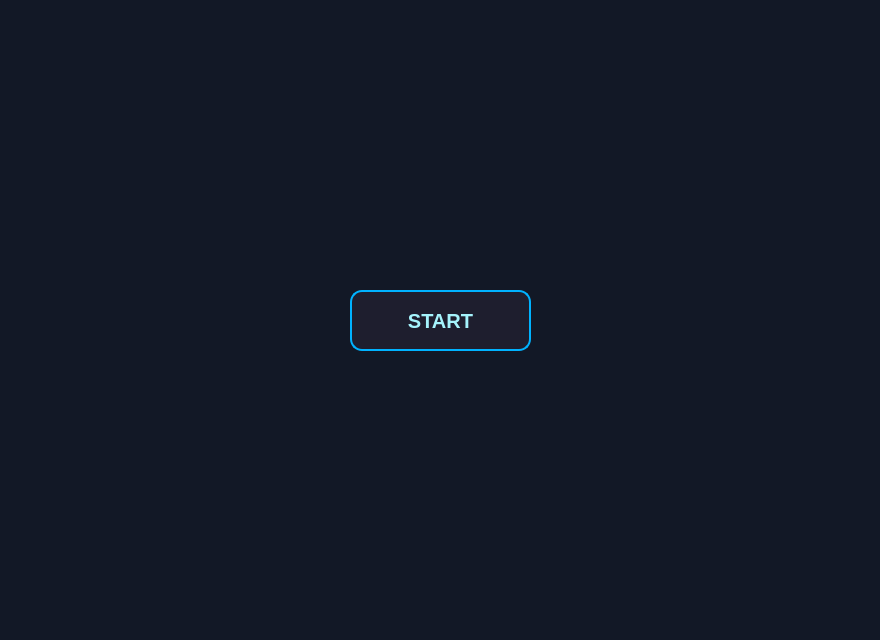
The window that bank-automat/mainwindow.ui (DeveMike/Software_Development_Application_Project) describes before a commit, drawn with Qt 5.
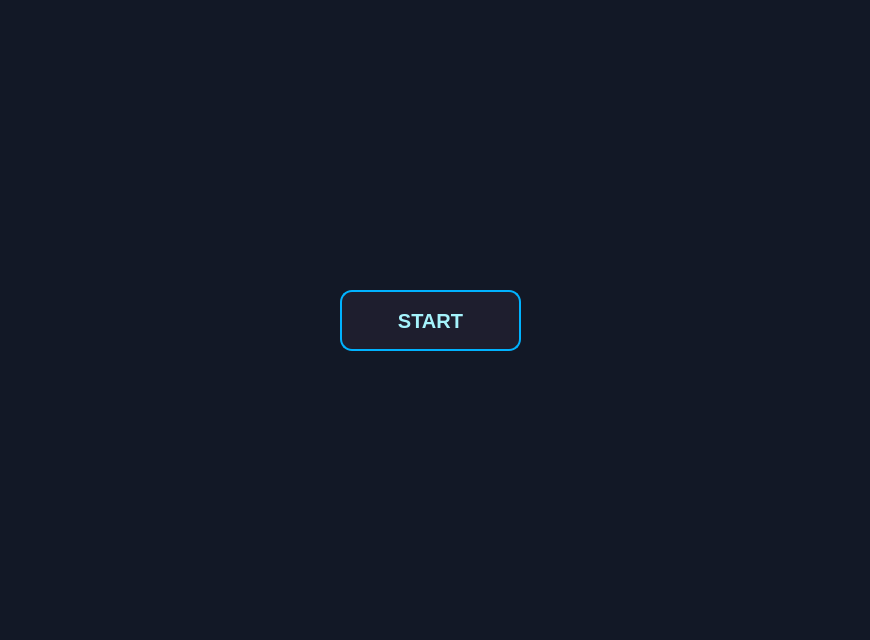
The same window after the commit.

Commit message: Add virtual keypad and improve UI design

Patch:
```diff
--- a/bank-automat/mainwindow.ui
+++ b/bank-automat/mainwindow.ui
@@ -6,7 +6,7 @@
    <rect>
     <x>0</x>
     <y>0</y>
-    <width>880</width>
+    <width>870</width>
     <height>640</height>
    </rect>
   </property>
@@ -25,7 +25,7 @@
   <widget class="QPushButton" name="btnStart">
    <property name="geometry">
     <rect>
-     <x>350</x>
+     <x>340</x>
      <y>290</y>
      <width>181</width>
      <height>61</height>
```
The commit also changes 2 other files.
